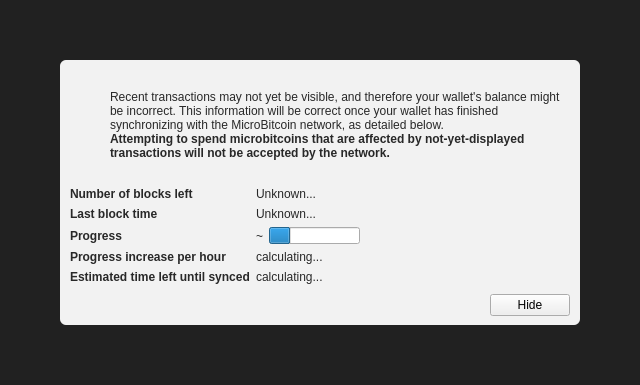
This is src/qt/forms/modaloverlay.ui in CryptoDevelopmentServices/AdventureCoin as Qt 5 draws it before an edit. The edited form follows.
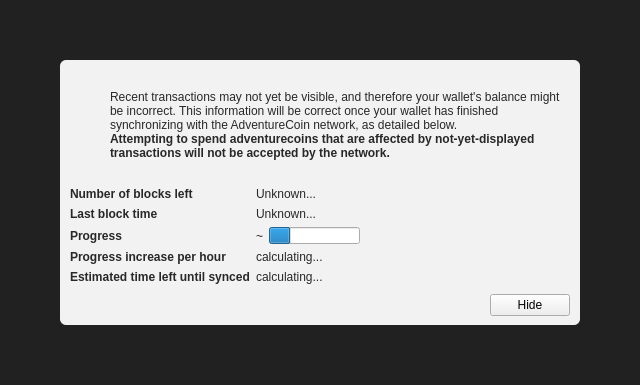
This is the edited form. Icons and pictures are not drawn. Custom widgets are drawn as their Qt base class.

```diff
--- a/src/qt/forms/modaloverlay.ui
+++ b/src/qt/forms/modaloverlay.ui
@@ -130,7 +130,7 @@
              <item>
               <widget class="QLabel" name="infoText">
                <property name="text">
-                <string>Recent transactions may not yet be visible, and therefore your wallet's balance might be incorrect. This information will be correct once your wallet has finished synchronizing with the MicroBitcoin network, as detailed below.</string>
+                <string>Recent transactions may not yet be visible, and therefore your wallet's balance might be incorrect. This information will be correct once your wallet has finished synchronizing with the AdventureCoin network, as detailed below.</string>
                </property>
                <property name="textFormat">
                 <enum>Qt::RichText</enum>
@@ -149,7 +149,7 @@
                 </font>
                </property>
                <property name="text">
-                <string>Attempting to spend microbitcoins that are affected by not-yet-displayed transactions will not be accepted by the network.</string>
+                <string>Attempting to spend adventurecoins that are affected by not-yet-displayed transactions will not be accepted by the network.</string>
                </property>
                <property name="textFormat">
                 <enum>Qt::RichText</enum>
```
